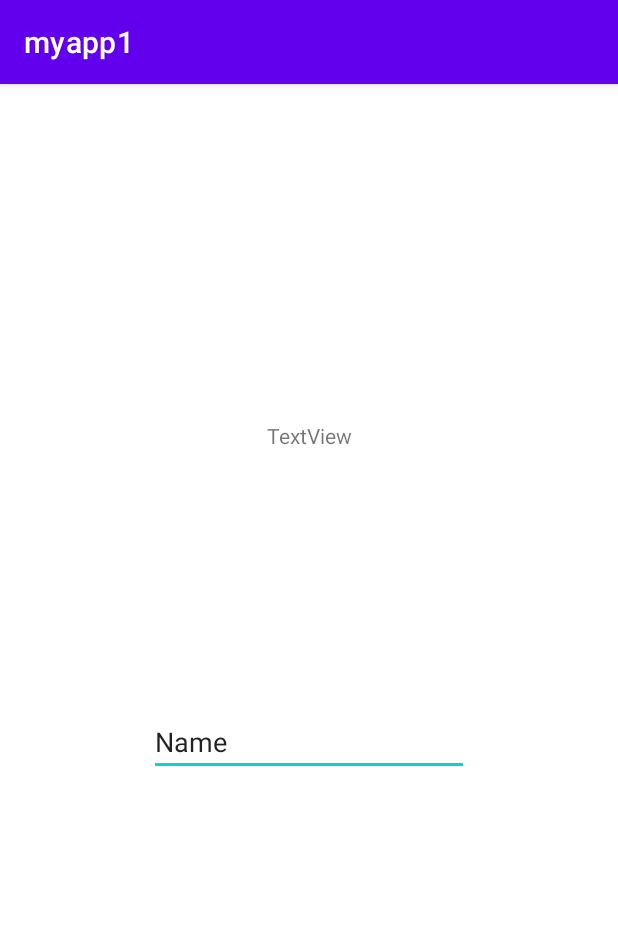
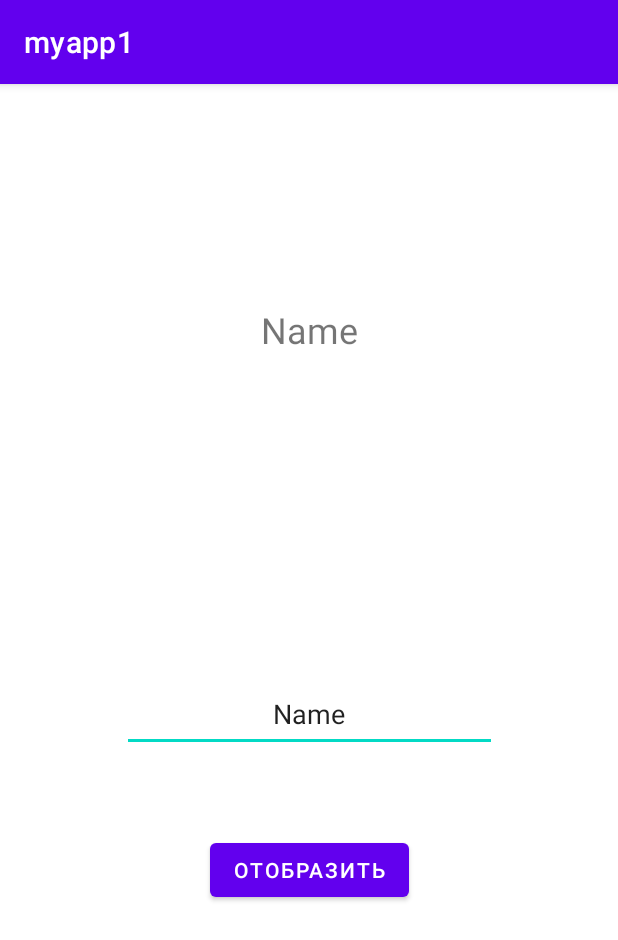
Before and after one commit to Tyoma-Pi/study-projs, an Android app: the screen it shows after launch (MainActivity), on a phone screen of 412 x 824 dp. Shown: the top 940 px of the screen. Run offline under Robolectric (Android 15) with nearby library versions, the phone set to English and light mode, and no system bars.

Commit message:
Hey! New updates

```diff
--- a/android-studio-labs/myapp1/app/src/main/java/com/example/myapp1/MainActivity.kt
+++ b/android-studio-labs/myapp1/app/src/main/java/com/example/myapp1/MainActivity.kt
@@ -2,12 +2,16 @@ package com.example.myapp1
 
 import androidx.appcompat.app.AppCompatActivity
 import android.os.Bundle
+import android.widget.TextView
 
 class MainActivity : AppCompatActivity() {
     override fun onCreate(savedInstanceState: Bundle?) {
         super.onCreate(savedInstanceState)
         setContentView(R.layout.activity_main)
 
-//        myText1.setText("Hello, world")
+        val myText: TextView = findViewById(R.id.myText1)
+        val editText: TextView = findViewById(R.id.editText)
+        var str: String = editText.text.toString()
+        myText.text = str
     }
 }
--- a/android-studio-labs/myapp1/app/src/main/res/layout/activity_main.xml
+++ b/android-studio-labs/myapp1/app/src/main/res/layout/activity_main.xml
@@ -7,27 +7,40 @@
     tools:context=".MainActivity">
 
     <EditText
-        android:id="@+id/editTextTextPersonName"
-        android:layout_width="wrap_content"
-        android:layout_height="wrap_content"
+        android:id="@+id/editText"
+        android:layout_width="250dp"
+        android:layout_height="50dp"
         android:ems="10"
         android:inputType="textPersonName"
         android:text="Name"
+        android:textAlignment="center"
         app:layout_constraintBottom_toBottomOf="parent"
         app:layout_constraintEnd_toEndOf="parent"
         app:layout_constraintStart_toStartOf="parent"
         app:layout_constraintTop_toBottomOf="@+id/myText1"
-        app:layout_constraintVertical_bias="0.36" />
+        app:layout_constraintVertical_bias="0.4" />
 
     <TextView
         android:id="@+id/myText1"
         android:layout_width="wrap_content"
         android:layout_height="wrap_content"
-        android:text="TextView"
+        android:textAlignment="center"
+        android:textSize="24sp"
         app:layout_constraintBottom_toBottomOf="parent"
         app:layout_constraintEnd_toEndOf="parent"
         app:layout_constraintStart_toStartOf="parent"
         app:layout_constraintTop_toTopOf="parent"
-        app:layout_constraintVertical_bias="0.3" />
+        app:layout_constraintVertical_bias="0.2" />
+
+    <Button
+        android:id="@+id/button"
+        android:layout_width="wrap_content"
+        android:layout_height="wrap_content"
+        android:text="Отобразить"
+        app:layout_constraintBottom_toBottomOf="parent"
+        app:layout_constraintEnd_toEndOf="parent"
+        app:layout_constraintStart_toStartOf="parent"
+        app:layout_constraintTop_toBottomOf="@+id/editText"
+        app:layout_constraintVertical_bias="0.2" />
 
 </androidx.constraintlayout.widget.ConstraintLayout>
```
